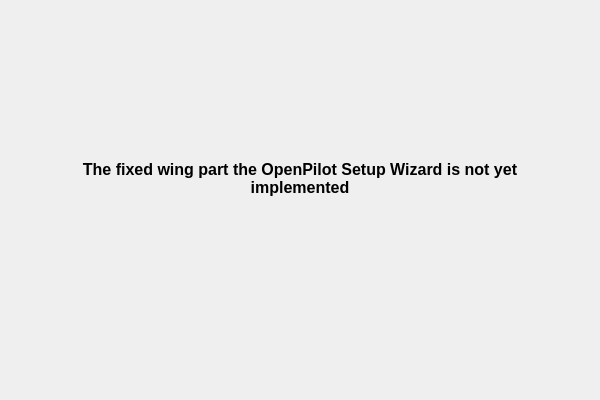
The window that ground/openpilotgcs/src/plugins/setupwizard/pages/fixedwingpage.ui (openpilot/OpenPilot) describes before a commit, drawn with Qt 5.
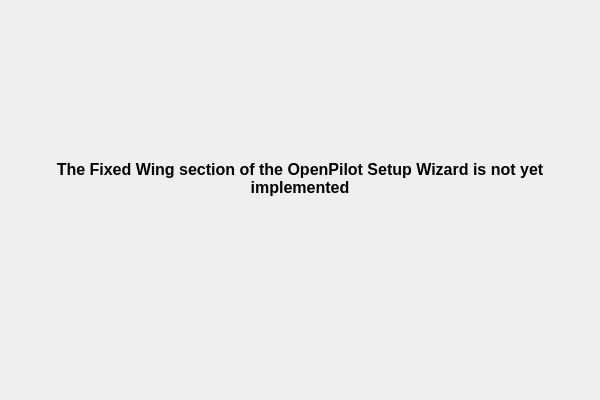
The same window after the commit.

The edit to the form file:
```diff
--- a/ground/openpilotgcs/src/plugins/setupwizard/pages/fixedwingpage.ui
+++ b/ground/openpilotgcs/src/plugins/setupwizard/pages/fixedwingpage.ui
@@ -27,7 +27,7 @@
 &lt;html&gt;&lt;head&gt;&lt;meta name=&quot;qrichtext&quot; content=&quot;1&quot; /&gt;&lt;style type=&quot;text/css&quot;&gt;
 p, li { white-space: pre-wrap; }
 &lt;/style&gt;&lt;/head&gt;&lt;body style=&quot; font-family:'MS Shell Dlg 2'; font-size:8.25pt; font-weight:400; font-style:normal;&quot;&gt;
-&lt;p style=&quot; margin-top:0px; margin-bottom:0px; margin-left:0px; margin-right:0px; -qt-block-indent:0; text-indent:0px;&quot;&gt;&lt;span style=&quot; font-size:12pt; font-weight:600;&quot;&gt;The fixed wing part the OpenPilot Setup Wizard is not yet implemented&lt;/span&gt;&lt;/p&gt;
+&lt;p style=&quot; margin-top:0px; margin-bottom:0px; margin-left:0px; margin-right:0px; -qt-block-indent:0; text-indent:0px;&quot;&gt;&lt;span style=&quot; font-size:12pt; font-weight:600;&quot;&gt;The Fixed Wing section of the OpenPilot Setup Wizard is not yet implemented&lt;/span&gt;&lt;/p&gt;
 &lt;p style=&quot;-qt-paragraph-type:empty; margin-top:0px; margin-bottom:0px; margin-left:0px; margin-right:0px; -qt-block-indent:0; text-indent:0px; font-size:8pt;&quot;&gt;&lt;/p&gt;&lt;/body&gt;&lt;/html&gt;</string>
    </property>
    <property name="alignment">
```
